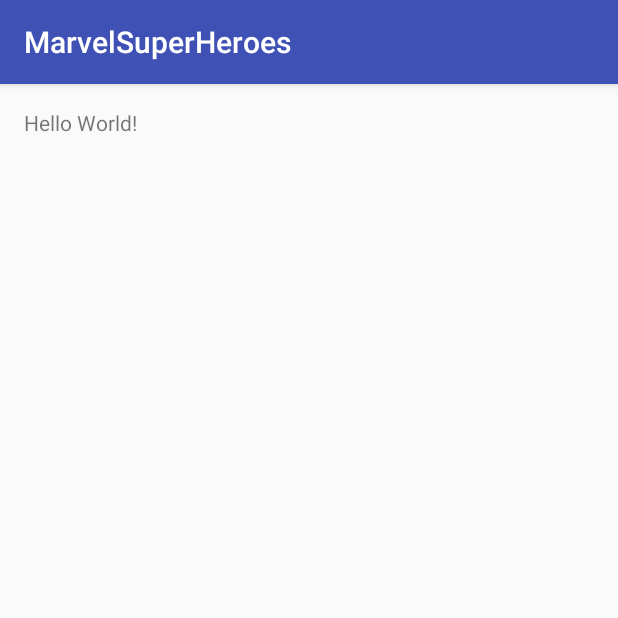
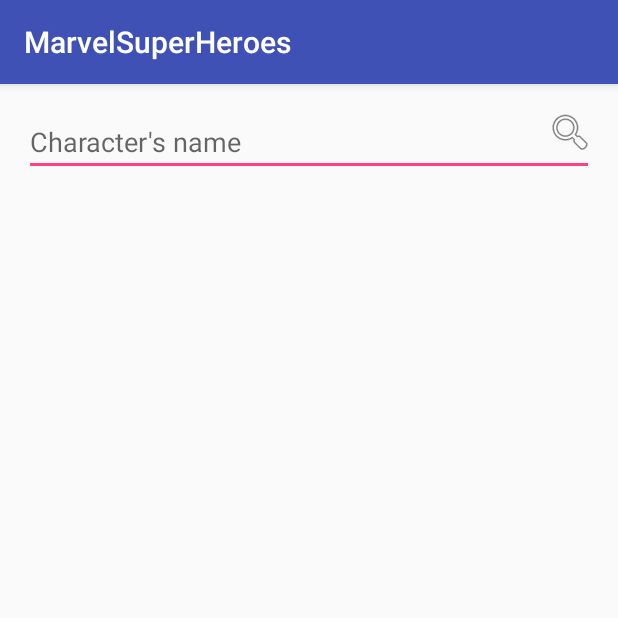
Before and after one commit to baquiax/MarvelSuperHeroes, an Android app: the screen it shows after launch (MainActivity), on a phone screen of 412 x 824 dp, the top half of it. Run offline under Robolectric (Android 15) with nearby library versions, the phone set to English and light mode, and no system bars; our stand-ins replace ButterKnife.

Commit message:
First version of search6

```diff
--- a/app/build.gradle
+++ b/app/build.gradle
@@ -24,4 +24,8 @@ dependencies {
     testCompile 'junit:junit:4.12'
     compile 'com.android.support:appcompat-v7:23.1.1'
     compile 'com.jakewharton:butterknife:7.0.1'
+    compile 'com.android.support:design:23.1.1'
+    compile 'com.jakewharton:butterknife:7.0.1'
+    compile 'com.github.bumptech.glide:glide:3.7.0'
+    compile 'com.squareup.retrofit2:retrofit:2.0.0-beta4'
 }
--- a/app/src/main/java/edu/galileo/baquiax/marvelsuperheroes/MainActivity.java
+++ b/app/src/main/java/edu/galileo/baquiax/marvelsuperheroes/MainActivity.java
@@ -2,12 +2,30 @@ package edu.galileo.baquiax.marvelsuperheroes;
 
 import android.support.v7.app.AppCompatActivity;
 import android.os.Bundle;
+import android.view.KeyEvent;
+import android.view.View;
+import android.widget.EditText;
 
-public class MainActivity extends AppCompatActivity {
+import butterknife.Bind;
+import butterknife.ButterKnife;
+import butterknife.OnEditorAction;
+import butterknife.OnItemClick;
 
+public class MainActivity extends AppCompatActivity implements View.OnKeyListener{
+    @Bind(R.id.characterName) EditText characterName;
     @Override
     protected void onCreate(Bundle savedInstanceState) {
         super.onCreate(savedInstanceState);
         setContentView(R.layout.activity_main);
+        ButterKnife.bind(this);
+        characterName.setOnKeyListener(this);
+    }
+
+    @Override
+    public boolean onKey(View v, int keyCode, KeyEvent event) {
+        if (event.getAction() == KeyEvent.ACTION_UP && keyCode == KeyEvent.KEYCODE_ENTER) {
+            System.out.println("Code > " + keyCode);
+        }
+        return false;
     }
 }
--- a/app/src/main/res/layout/activity_main.xml
+++ b/app/src/main/res/layout/activity_main.xml
@@ -9,8 +9,35 @@
     android:paddingTop="@dimen/activity_vertical_margin"
     tools:context="edu.galileo.baquiax.marvelsuperheroes.MainActivity">
 
-    <TextView
+    <EditText
+        android:layout_width="match_parent"
+        android:layout_height="wrap_content"
+        android:inputType="textPersonName"
+        android:text=""
+        android:ems="10"
+        android:id="@+id/characterName"
+        android:layout_alignParentTop="true"
+        android:layout_alignParentLeft="true"
+        android:layout_alignParentStart="true"
+        android:hint="Character's name"
+        android:paddingRight="30dp"
+        />|
+
+    <ImageButton
         android:layout_width="wrap_content"
         android:layout_height="wrap_content"
-        android:text="Hello World!" />
+        android:id="@+id/searchImage"
+        android:layout_alignParentTop="true"
+        android:layout_alignParentRight="true"
+        android:background="@android:drawable/ic_menu_search"
+        android:layout_alignParentEnd="true" />
+
+    <ListView
+        android:layout_width="wrap_content"
+        android:layout_height="wrap_content"
+        android:id="@+id/listView"
+        android:layout_below="@+id/imageButton"
+        android:layout_alignParentLeft="true"
+        android:layout_alignParentStart="true" />
+
 </RelativeLayout>
--- a/app/src/main/res/values/dimens.xml
+++ b/app/src/main/res/values/dimens.xml
@@ -2,4 +2,5 @@
     <!-- Default screen margins, per the Android Design guidelines. -->
     <dimen name="activity_horizontal_margin">16dp</dimen>
     <dimen name="activity_vertical_margin">16dp</dimen>
+    <dimen name="fab_margin">16dp</dimen>
 </resources>
--- a/app/src/main/res/values/strings.xml
+++ b/app/src/main/res/values/strings.xml
@@ -1,3 +1,4 @@
 <resources>
     <string name="app_name">MarvelSuperHeroes</string>
+    <string name="title_activity_character_list">CharacterListActivity</string>
 </resources>
```
Also changed, not shown: app/src/main/res/values-v21/styles.xml (added, +9 -0 lines), app/src/main/res/values/styles.xml (+9 -0 lines), 1 other file.
